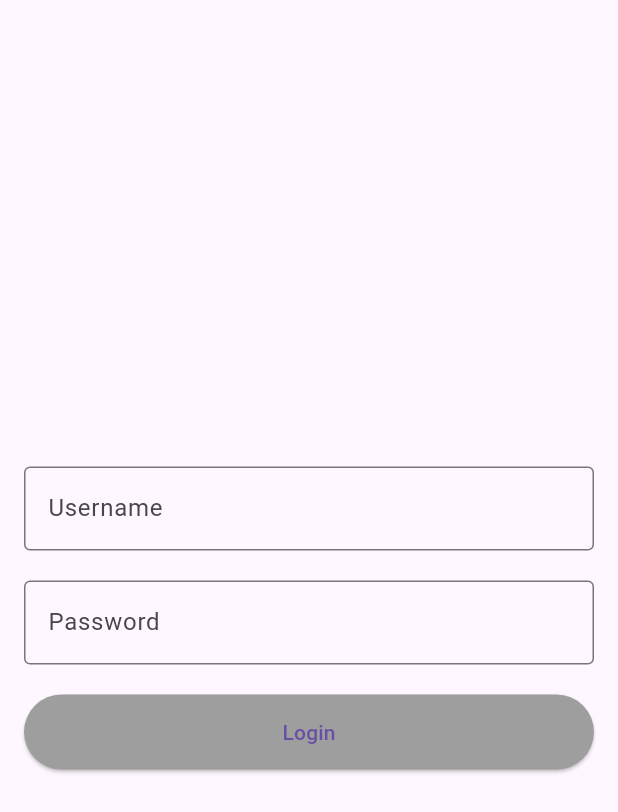
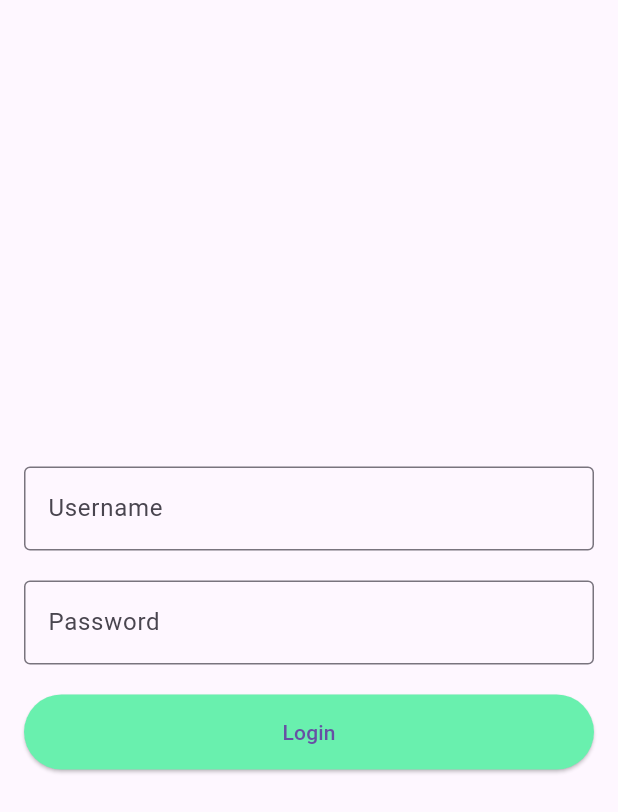
Before and after one commit to Amitkumarkoli/House_Harbor, a Flutter app: the screen it shows after launch, on a phone screen of 412 x 824 dp. Shown: the top 812 px of the screen. Run offline on Flutter 3.47's test engine with Material 3 defaults, Android fonts, the light colour scheme and no system bars.

Commit message:
minor changes in login

```diff
--- a/lib/Screens/login_page.dart
+++ b/lib/Screens/login_page.dart
@@ -34,7 +34,7 @@ class _LoginPageState extends State<LoginPage> {
                 style: ButtonStyle(
                  minimumSize: MaterialStateProperty.all(
                   Size(double.infinity, 50)),
-                 backgroundColor: MaterialStateProperty.all<Color>(Colors.grey),
+                 backgroundColor: MaterialStateProperty.all<Color>(Color.fromARGB(255, 105, 240, 174)), //fromARGB(255, 105, 240, 174)
                 ),
                 child: Text('Login'))
           ],
```
